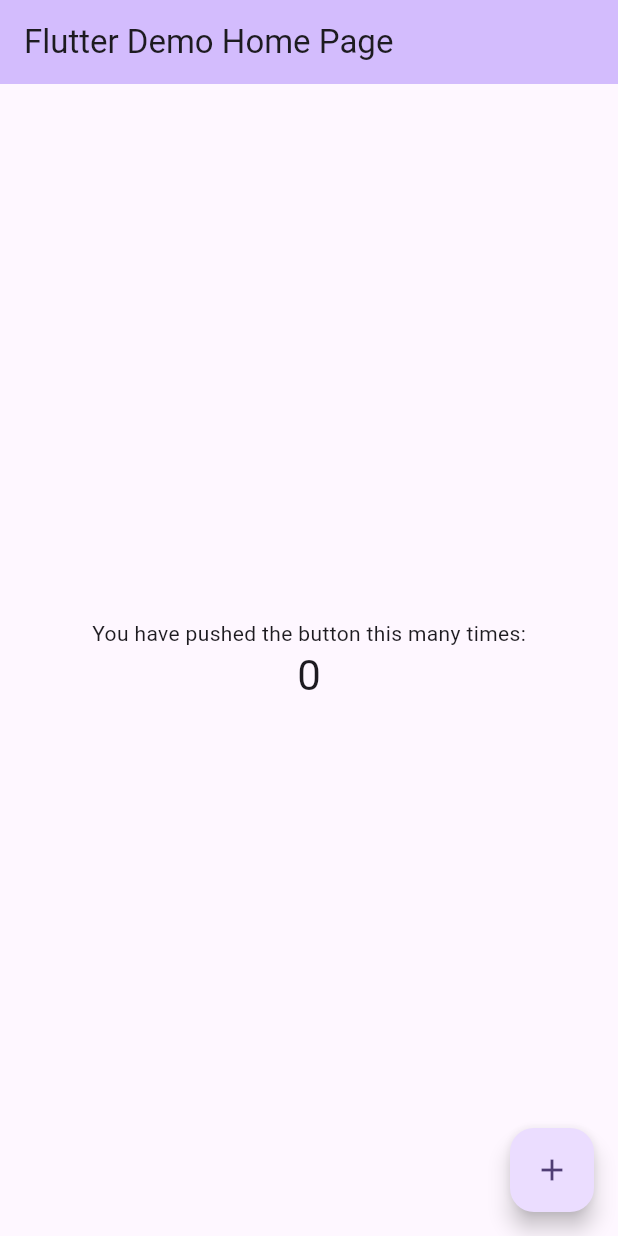
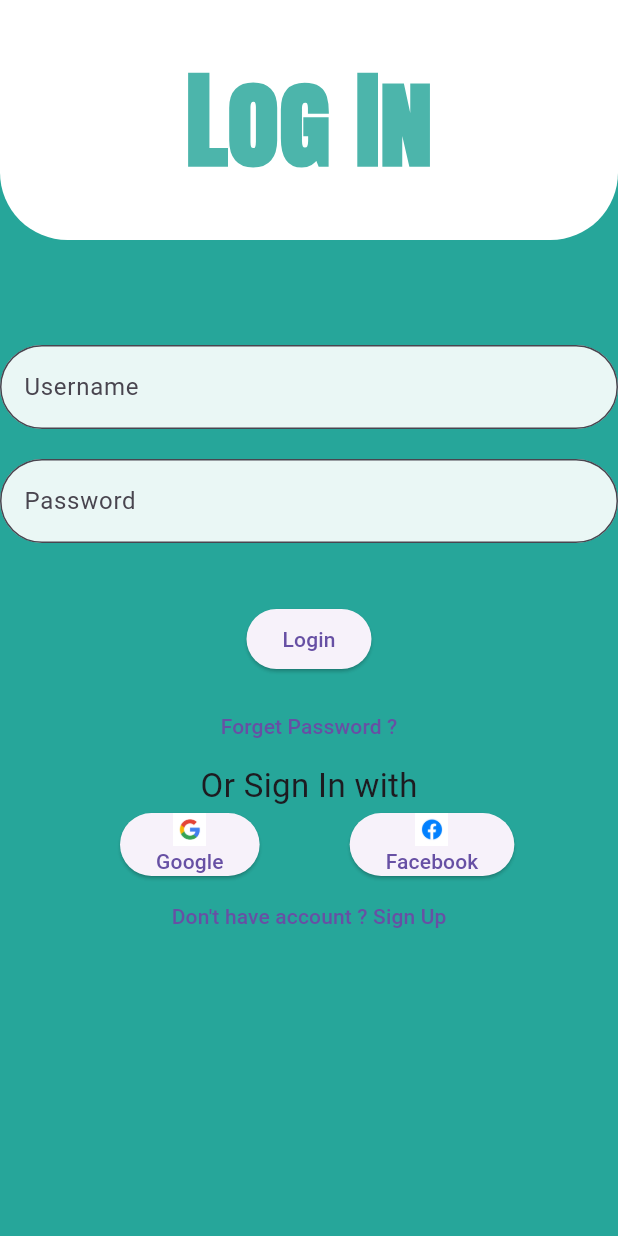
Before and after one commit to mal-elbakry18/Hedieaty, a Flutter app: the screen it shows after launch, on a phone screen of 412 x 824 dp. Run offline on Flutter 3.47's test engine with Material 3 defaults, Android fonts, the phone set to English and light mode, and no system bars.

Commit message:
2 pages done

```diff
--- a/hediaty/lib/main.dart
+++ b/hediaty/lib/main.dart
@@ -1,125 +1,28 @@
 import 'package:flutter/material.dart';
+import 'dart:async';
+import 'screens /home_screen.dart';
+import 'screens /splashScreen.dart';
+import 'screens /login.dart';
+//TO DO :
+// Implement the routing
+// Import all the screens
+// Start tests to test the flow
 
-void main() {
-  runApp(const MyApp());
-}
 
-class MyApp extends StatelessWidget {
-  const MyApp({super.key});
+void main() => runApp(Hediety());
 
-  // This widget is the root of your application.
+class Hediety extends StatelessWidget {
   @override
   Widget build(BuildContext context) {
     return MaterialApp(
-      title: 'Flutter Demo',
-      theme: ThemeData(
-        // This is the theme of your application.
-        //
-        // TRY THIS: Try running your application with "flutter run". You'll see
-        // the application has a purple toolbar. Then, without quitting the app,
-        // try changing the seedColor in the colorScheme below to Colors.green
-        // and then invoke "hot reload" (save your changes or press the "hot
-        // reload" button in a Flutter-supported IDE, or press "r" if you used
-        // the command line to start the app).
-        //
-        // Notice that the counter didn't reset back to zero; the application
-        // state is not lost during the reload. To reset the state, use hot
-        // restart instead.
-        //
-        // This works for code too, not just values: Most code changes can be
-        // tested with just a hot reload.
-        colorScheme: ColorScheme.fromSeed(seedColor: Colors.deepPurple),
-        useMaterial3: true,
-      ),
-      home: const MyHomePage(title: 'Flutter Demo Home Page'),
+      initialRoute: '/',
+      routes: {
+        '/': (context) => Splash_Front(),
+        '/Login': (context) => LoginPage(),
+        //'/Login': (context) => LoginPage(),
+        //'/Events': (context) => EventsPage(),
+
+      },
     );
   }
 }
-
-class MyHomePage extends StatefulWidget {
-  const MyHomePage({super.key, required this.title});
-
-  // This widget is the home page of your application. It is stateful, meaning
-  // that it has a State object (defined below) that contains fields that affect
-  // how it looks.
-
-  // This class is the configuration for the state. It holds the values (in this
-  // case the title) provided by the parent (in this case the App widget) and
-  // used by the build method of the State. Fields in a Widget subclass are
-  // always marked "final".
-
-  final String title;
-
-  @override
-  State<MyHomePage> createState() => _MyHomePageState();
-}
-
-class _MyHomePageState extends State<MyHomePage> {
-  int _counter = 0;
-
-  void _incrementCounter() {
-    setState(() {
-      // This call to setState tells the Flutter framework that something has
-      // changed in this State, which causes it to rerun the build method below
-      // so that the display can reflect the updated values. If we changed
-      // _counter without calling setState(), then the build method would not be
-      // called again, and so nothing would appear to happen.
-      _counter++;
-    });
-  }
-
-  @override
-  Widget build(BuildContext context) {
-    // This method is rerun every time setState is called, for instance as done
-    // by the _incrementCounter method above.
-    //
-    // The Flutter framework has been optimized to make rerunning build methods
-    // fast, so that you can just rebuild anything that needs updating rather
-    // than having to individually change instances of widgets.
-    return Scaffold(
-      appBar: AppBar(
-        // TRY THIS: Try changing the color here to a specific color (to
-        // Colors.amber, perhaps?) and trigger a hot reload to see the AppBar
-        // change color while the other colors stay the same.
-        backgroundColor: Theme.of(context).colorScheme.inversePrimary,
-        // Here we take the value from the MyHomePage object that was created by
-        // the App.build method, and use it to set our appbar title.
-        title: Text(widget.title),
-      ),
-      body: Center(
-        // Center is a layout widget. It takes a single child and positions it
-        // in the middle of the parent.
-        child: Column(
-          // Column is also a layout widget. It takes a list of children and
-          // arranges them vertically. By default, it sizes itself to fit its
-          // children horizontally, and tries to be as tall as its parent.
-          //
-          // Column has various properties to control how it sizes itself and
-          // how it positions its children. Here we use mainAxisAlignment to
-          // center the children vertically; the main axis here is the vertical
-          // axis because Columns are vertical (the cross axis would be
-          // horizontal).
-          //
-          // TRY THIS: Invoke "debug painting" (choose the "Toggle Debug Paint"
-          // action in the IDE, or press "p" in the console), to see the
-          // wireframe for each widget.
-          mainAxisAlignment: MainAxisAlignment.center,
-          children: <Widget>[
-            const Text(
-              'You have pushed the button this many times:',
-            ),
-            Text(
-              '$_counter',
-              style: Theme.of(context).textTheme.headlineMedium,
-            ),
-          ],
-        ),
-      ),
-      floatingActionButton: FloatingActionButton(
-        onPressed: _incrementCounter,
-        tooltip: 'Increment',
-        child: const Icon(Icons.add),
-      ), // This trailing comma makes auto-formatting nicer for build methods.
-    );
-  }
-}
--- /dev/null
+++ b/hediaty/lib/screens /home_screen.dart
@@ -0,0 +1,11 @@
+import 'package:flutter/material.dart';
+
+class HomePage extends StatelessWidget {
+  @override
+  Widget build(BuildContext context) {
+    return Scaffold(
+      appBar: AppBar(title: Text("Home")),
+      body: Center(child: Text("Welcome to Hedieaty!")),
+    );
+  }
+}
--- /dev/null
+++ b/hediaty/lib/screens /login.dart
@@ -0,0 +1,132 @@
+import 'dart:async';
+import 'package:flutter/material.dart';
+
+class LoginPage extends StatefulWidget {
+  const LoginPage({super.key});
+
+  @override
+  State<LoginPage> createState() => _LoginPageState();
+}
+
+class _LoginPageState extends State<LoginPage> {
+  @override
+  Widget build(BuildContext context) {
+    return MaterialApp(
+      home: Scaffold(
+        backgroundColor: Colors.teal.withOpacity(0.85),
+        body: Column(
+          children: [
+            Container(
+              width: double.infinity,
+              height: 160,
+              decoration: BoxDecoration(
+                  color: Colors.white,
+                  borderRadius: BorderRadius.only(
+                    bottomLeft: Radius.circular(45),
+                    bottomRight: Radius.circular(45),
+                  )),
+              child: Center(
+                child: Text(
+                  "Log In",
+                  style: TextStyle(
+                      fontSize: 70,
+                      fontFamily: 'Anton',
+                      fontWeight: FontWeight.bold,
+                      color: Colors.teal.withOpacity(0.7)),
+                ),
+              ),
+            ),
+            const SizedBox(
+              height: 70,
+            ),
+            TextField(
+              decoration: InputDecoration(
+                hintText: 'Username',
+                border: OutlineInputBorder(
+                  borderRadius: BorderRadius.circular(30),
+                ),
+                filled: true,
+                fillColor: Colors.white.withOpacity(0.9),
+              ),
+            ),
+            SizedBox(
+              height: 20,
+            ),
+            TextField(
+              decoration: InputDecoration(
+                hintText: 'Password',
+                border: OutlineInputBorder(
+                  borderRadius: BorderRadius.circular(30),
+                ),
+                filled: true,
+                fillColor: Colors.white.withOpacity(0.9),
+              ),
+            ),
+            const SizedBox(
+              height: 40,
+            ),
+            ElevatedButton(
+                onPressed: () {
+                  //check it works
+                  print("Login Clicked button");
+                },
+                child: Text('Login')),
+            const SizedBox(
+              height: 10,
+              width: 10,
+            ),
+            TextButton(
+                onPressed: () {
+                  //check it works
+                  print("Forget Clicked button");
+                },
+                child: Text('Forget Password ?')),
+
+            const Text(
+              " Or Sign In with ",
+              style: TextStyle(
+                fontSize: 22,
+              ),
+            ),
+            //Added alternative ways to login/ sign in
+            Row(
+              children: [
+                const SizedBox(
+                  height: 22,
+                  width: 80,
+                ),
+                ElevatedButton(
+                  onPressed: () {},
+                  child: Column(children: [
+                    Image.asset("assests/images/Google_Icons-09-512.jpeg",
+                        width: 22, height: 22),
+                    Text('Google'),
+                  ]),
+                ),
+                const SizedBox(
+                  height: 22,
+                  width: 60,
+                ),
+                ElevatedButton(
+                  onPressed: () {},
+                  child: Column(children: [
+                    Image.asset("assests/images/facebook_logo.jpeg",
+                        width: 22, height: 22),
+                    Text('Facebook'),
+                  ]),
+                ),
+              ],
+            ),
+            TextButton(
+              onPressed: () {
+                //check it works
+                print("SignUp");
+              },
+              child: Text("Don't have account ? Sign Up"),
+            )
+          ], // Column children
+        ),
+      ),
+    );
+  }
+}
--- /dev/null
+++ b/hediaty/lib/screens /splashScreen.dart
@@ -0,0 +1,39 @@
+import 'dart:async';
+import 'package:flutter/material.dart';
+
+//Simple entry page of just the title then routes to the app's home page
+//Using the splash screen
+
+class Splash_Front extends StatefulWidget {
+  const Splash_Front({super.key});
+
+  @override
+  _SplashFrontState createState() => _SplashFrontState();
+}
+
+class _SplashFrontState extends State<Splash_Front> {
+  @override
+  void initState() {
+    super.initState();
+    Timer(const Duration(seconds: 3), () {
+      Navigator.pushReplacementNamed(context, '/Login');
+    });
+  }
+
+  @override
+  Widget build(BuildContext context) {
+    return const Scaffold(
+      backgroundColor: Colors.teal,
+      body: Center(
+        child: Text(
+          "Hediety",
+          style: TextStyle(
+              fontSize: 90,
+              fontFamily: 'Anton',
+              fontWeight: FontWeight.bold,
+              color: Colors.white),
+        ),
+      ),
+    );
+  }
+}
```
Also changed, not shown: hediaty/pubspec.yaml (+7 -1 lines), hediaty/assests/fonts/AntonSC-Regular.ttf (added), hediaty/assests/images/Google_Icons-09-512.jpeg (added), hediaty/assests/images/facebook_logo.jpeg (added), hediaty/lib/screens /dashboard.dart (added), hediaty/lib/screens /events_page.dart (added), hediaty/lib/screens /firends_lists.dart (added), hediaty/lib/screens /lists.dart (added), hediaty/lib/screens /my_profile.dart (added), hediaty/lib/screens /sigup.dart (added).
